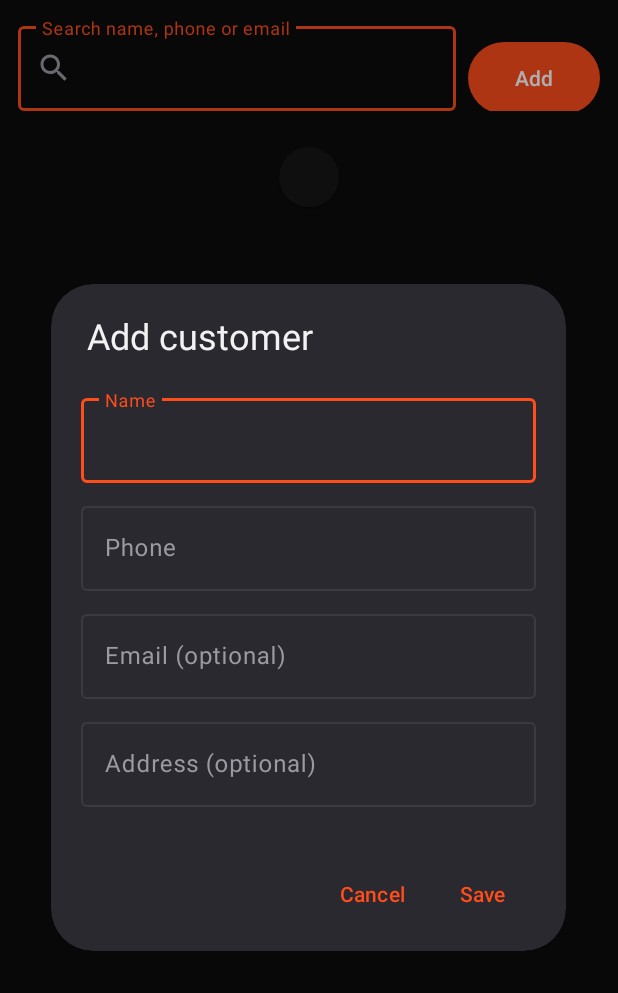
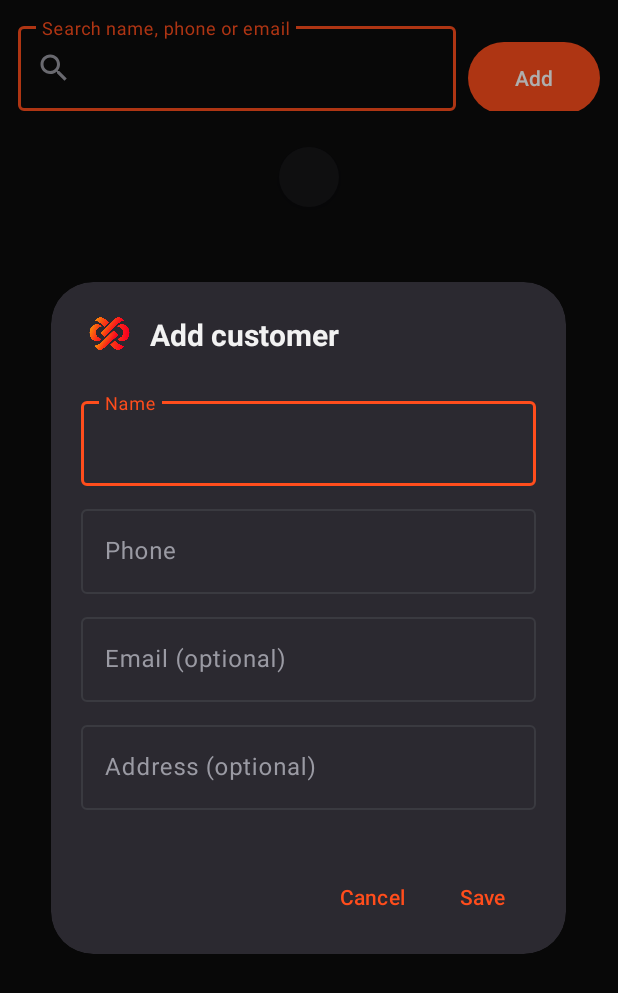
Before and after one commit to TH-FARHAN/smart-inventory-system, an Android app: the fragment CustomersFragment shown on its own in the app's theme, after a tap on "Add", on a phone screen of 412 x 824 dp. Shown: the top 993 px of the screen. Run offline under Robolectric (Android 15) with nearby library versions, the phone set to English and light mode, and no system bars; network calls fail; 2 statements that could not run were skipped.

Commit message:
Android: logo in dialogs and PDFs, styled messages

```diff
--- a/android/app/src/main/java/com/bxostock/app/AuditLogsFragment.java
+++ b/android/app/src/main/java/com/bxostock/app/AuditLogsFragment.java
@@ -1,4 +1,6 @@
 package com.bxostock.app;
+
+import com.bxostock.app.util.BxoDialog;
 
 import android.widget.Toast;
 
@@ -60,7 +62,7 @@ public class AuditLogsFragment extends BaseListFragment<AuditLog> {
 
     @Override
     protected void onItemClick(AuditLog l) {
-        new MaterialAlertDialogBuilder(requireContext())
+        new BxoDialog(requireContext())
                 .setTitle(nz(l.action))
                 .setMessage("User: " + nz(l.actor)
                         + "\nTime: " + Fmt.date(l.createdAt)
--- a/android/app/src/main/java/com/bxostock/app/CategoriesFragment.java
+++ b/android/app/src/main/java/com/bxostock/app/CategoriesFragment.java
@@ -1,4 +1,6 @@
 package com.bxostock.app;
+
+import com.bxostock.app.util.BxoDialog;
 
 import android.view.View;
 import android.widget.EditText;
@@ -48,7 +50,7 @@ public class CategoriesFragment extends BaseListFragment<Category> {
         View v = getLayoutInflater().inflate(R.layout.dialog_category, null);
         final EditText n = v.findViewById(R.id.cName);
         final EditText ds = v.findViewById(R.id.cDesc);
-        final AlertDialog d = new MaterialAlertDialogBuilder(requireContext())
+        final AlertDialog d = new BxoDialog(requireContext())
                 .setTitle("Add category")
                 .setView(v)
                 .setPositiveButton("Create", null)
--- a/android/app/src/main/java/com/bxostock/app/CustomersFragment.java
+++ b/android/app/src/main/java/com/bxostock/app/CustomersFragment.java
@@ -1,4 +1,6 @@
 package com.bxostock.app;
+
+import com.bxostock.app.util.BxoDialog;
 
 import android.view.View;
 import android.widget.EditText;
@@ -43,7 +45,7 @@ public class CustomersFragment extends BaseListFragment<Customer> {
 
     @Override
     protected void onItemClick(final Customer c) {
-        new MaterialAlertDialogBuilder(requireContext())
+        new BxoDialog(requireContext())
                 .setTitle(c.name)
                 .setMessage("Phone: " + dash(c.phone) + "\nEmail: " + dash(c.email)
                         + "\nAddress: " + dash(c.address))
@@ -71,7 +73,7 @@ public class CustomersFragment extends BaseListFragment<Customer> {
             e.setText(existing.email);
             a.setText(existing.address);
         }
-        final AlertDialog d = new MaterialAlertDialogBuilder(requireContext())
+        final AlertDialog d = new BxoDialog(requireContext())
                 .setTitle(existing == null ? "Add customer" : "Edit customer")
                 .setView(v)
                 .setPositiveButton("Save", null)
--- a/android/app/src/main/java/com/bxostock/app/DashboardFragment.java
+++ b/android/app/src/main/java/com/bxostock/app/DashboardFragment.java
@@ -21,6 +21,7 @@ import com.bxostock.app.model.Product;
 import com.bxostock.app.model.ReturnLine;
 import com.bxostock.app.model.ReturnResponse;
 import com.bxostock.app.util.ApiError;
+import com.bxostock.app.util.BxoToast;
 import com.bxostock.app.util.Fmt;
 import com.bxostock.app.util.Session;
 import com.bxostock.app.util.TokenStore;
@@ -251,7 +252,7 @@ public class DashboardFragment extends Fragment {
             f.setArguments(b);
         }
         openScreen(f);
-        if (message != null) Toast.makeText(requireContext(), message, Toast.LENGTH_SHORT).show();
+        if (message != null) BxoToast.show(requireActivity().findViewById(android.R.id.content), message);
     }
 
     private void openLowStock() {
@@ -260,7 +261,7 @@ public class DashboardFragment extends Fragment {
         b.putBoolean("low", true);
         f.setArguments(b);
         openScreen(f);
-        Toast.makeText(requireContext(), "Showing low stock products", Toast.LENGTH_SHORT).show();
+        BxoToast.show(requireActivity().findViewById(android.R.id.content), "Showing low stock products");
     }
 
     private void addRow(LinearLayout parent, Row row, final Runnable click) {
--- a/android/app/src/main/java/com/bxostock/app/MainActivity.java
+++ b/android/app/src/main/java/com/bxostock/app/MainActivity.java
@@ -1,4 +1,6 @@
 package com.bxostock.app;
+
+import com.bxostock.app.util.BxoDialog;
 
 import android.content.Context;
 import android.net.ConnectivityManager;
@@ -220,7 +222,7 @@ public class MainActivity extends AppCompatActivity {
     }
 
     private void confirmLogout() {
-        new MaterialAlertDialogBuilder(this)
+        new BxoDialog(this)
                 .setTitle("Log out?")
                 .setMessage("You will need to sign in again.")
                 .setNegativeButton("Cancel", null)
--- a/android/app/src/main/java/com/bxostock/app/PurchasesFragment.java
+++ b/android/app/src/main/java/com/bxostock/app/PurchasesFragment.java
@@ -1,4 +1,6 @@
 package com.bxostock.app;
+
+import com.bxostock.app.util.BxoDialog;
 
 import android.content.Intent;
 import android.widget.Toast;
@@ -65,7 +67,7 @@ public class PurchasesFragment extends BaseListFragment<PurchaseResponse> {
             }
         }
         sb.append("\nTotal cost: ").append(Fmt.money(p.totalCost));
-        MaterialAlertDialogBuilder b = new MaterialAlertDialogBuilder(requireContext())
+        MaterialAlertDialogBuilder b = new BxoDialog(requireContext())
                 .setTitle("Purchase #" + p.id)
                 .setMessage(sb.toString())
                 .setNeutralButton("Close", null);
@@ -77,7 +79,7 @@ public class PurchasesFragment extends BaseListFragment<PurchaseResponse> {
     }
 
     private void confirm(final PurchaseResponse p, final boolean receive) {
-        new MaterialAlertDialogBuilder(requireContext())
+        new BxoDialog(requireContext())
                 .setTitle(receive ? "Receive stock?" : "Cancel purchase #" + p.id + "?")
                 .setMessage(receive ? "The stock of every item will increase." : "This cannot be undone.")
                 .setNegativeButton("Back", null)
--- a/android/app/src/main/java/com/bxostock/app/ReturnDialog.java
+++ b/android/app/src/main/java/com/bxostock/app/ReturnDialog.java
@@ -1,4 +1,6 @@
 package com.bxostock.app;
+
+import com.bxostock.app.util.BxoDialog;
 
 import android.app.Activity;
 import android.text.InputType;
@@ -87,7 +89,7 @@ public class ReturnDialog {
         ScrollView sv = new ScrollView(a);
         sv.addView(box);
 
-        final AlertDialog dlg = new MaterialAlertDialogBuilder(a)
+        final AlertDialog dlg = new BxoDialog(a)
                 .setTitle("Return items \u00B7 Order #" + o.id)
                 .setView(sv)
                 .setPositiveButton("Confirm return", null)
--- a/android/app/src/main/java/com/bxostock/app/ReturnsFragment.java
+++ b/android/app/src/main/java/com/bxostock/app/ReturnsFragment.java
@@ -1,4 +1,6 @@
 package com.bxostock.app;
+
+import com.bxostock.app.util.BxoDialog;
 
 import com.bxostock.app.api.ApiClient;
 import com.bxostock.app.model.ReturnLine;
@@ -52,7 +54,7 @@ public class ReturnsFragment extends BaseListFragment<ReturnResponse> {
             }
         }
         sb.append("\nRefund: ").append(Fmt.money(r.refundAmount));
-        new MaterialAlertDialogBuilder(requireContext())
+        new BxoDialog(requireContext())
                 .setTitle("Return #" + r.id)
                 .setMessage(sb.toString())
                 .setPositiveButton("Close", null)
--- a/android/app/src/main/java/com/bxostock/app/SuppliersFragment.java
+++ b/android/app/src/main/java/com/bxostock/app/SuppliersFragment.java
@@ -1,4 +1,6 @@
 package com.bxostock.app;
+
+import com.bxostock.app.util.BxoDialog;
 
 import android.view.View;
 import android.widget.EditText;
@@ -48,7 +50,7 @@ public class SuppliersFragment extends BaseListFragment<Supplier> {
 
     @Override
     protected void onItemClick(final Supplier s) {
-        new MaterialAlertDialogBuilder(requireContext())
+        new BxoDialog(requireContext())
                 .setTitle(s.name)
                 .setMessage("Phone: " + dash(s.phone) + "\nEmail: " + dash(s.email) + "\nAddress: " + dash(s.address))
                 .setPositiveButton("Close", null)
@@ -75,7 +77,7 @@ public class SuppliersFragment extends BaseListFragment<Supplier> {
             e.setText(existing.email);
             a.setText(existing.address);
         }
-        final AlertDialog d = new MaterialAlertDialogBuilder(requireContext())
+        final AlertDialog d = new BxoDialog(requireContext())
                 .setTitle(existing == null ? "Add supplier" : "Edit supplier")
                 .setView(v)
                 .setPositiveButton("Save", null)
--- /dev/null
+++ b/android/app/src/main/java/com/bxostock/app/util/BxoDialog.java
@@ -0,0 +1,31 @@
+package com.bxostock.app.util;
+
+import android.content.Context;
+import android.view.LayoutInflater;
+import android.view.View;
+import android.widget.TextView;
+
+import com.bxostock.app.R;
+import com.google.android.material.dialog.MaterialAlertDialogBuilder;
+
+/** A MaterialAlertDialogBuilder whose title always shows the BxoStock logo. */
+public class BxoDialog extends MaterialAlertDialogBuilder {
+    private final Context ctx;
+
+    public BxoDialog(Context context) {
+        super(context);
+        this.ctx = context;
+    }
+
+    @Override
+    public MaterialAlertDialogBuilder setTitle(CharSequence title) {
+        View v = LayoutInflater.from(ctx).inflate(R.layout.dialog_title, null);
+        ((TextView) v.findViewById(R.id.dlgTitle)).setText(title);
+        return setCustomTitle(v);
+    }
+
+    @Override
+    public MaterialAlertDialogBuilder setTitle(int titleId) {
+        return setTitle(ctx.getText(titleId));
+    }
+}
--- /dev/null
+++ b/android/app/src/main/res/layout/dialog_title.xml
@@ -0,0 +1,27 @@
+<?xml version="1.0" encoding="utf-8"?>
+<LinearLayout xmlns:android="http://schemas.android.com/apk/res/android"
+    android:layout_width="match_parent"
+    android:layout_height="wrap_content"
+    android:gravity="center_vertical"
+    android:orientation="horizontal"
+    android:paddingStart="24dp"
+    android:paddingTop="20dp"
+    android:paddingEnd="24dp"
+    android:paddingBottom="4dp">
+
+    <ImageView
+        android:layout_width="30dp"
+        android:layout_height="30dp"
+        android:contentDescription="BxoStock"
+        android:src="@drawable/logo_icon" />
+
+    <TextView
+        android:id="@+id/dlgTitle"
+        android:layout_width="0dp"
+        android:layout_height="wrap_content"
+        android:layout_marginStart="12dp"
+        android:layout_weight="1"
+        android:textColor="?attr/colorOnSurface"
+        android:textSize="20sp"
+        android:textStyle="bold" />
+</LinearLayout>
```
Also changed, not shown: android/app/src/main/java/com/bxostock/app/OrdersFragment.java (+5 -3 lines), android/app/src/main/java/com/bxostock/app/ProductsFragment.java (+5 -3 lines), android/app/src/main/java/com/bxostock/app/UsersFragment.java (+6 -4 lines), android/app/src/main/java/com/bxostock/app/util/BxoToast.java (added, +24 -0 lines), android/app/src/main/java/com/bxostock/app/util/PdfExporter.java (+11 -4 lines).
